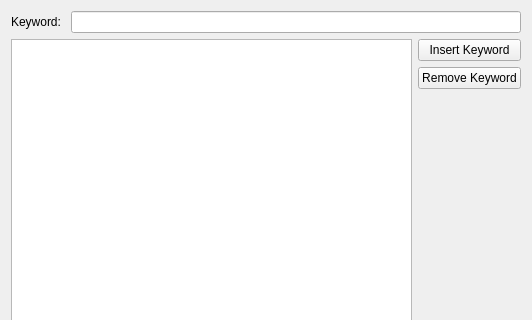
Above: forms/InsertResearchSourceForm/KeywordsPageForm.ui from cduffy-tri/ResearchDatabase before the change; both pictures show x 0 to 532 and y 0 to 320 of the 532 by 478 pixel window. Below: the same form after it.
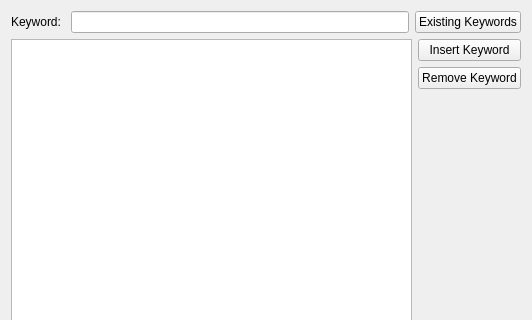
That is the form after the change.

Commit message: Select Existing Keywords Dialog

The edit to the form file:
```diff
--- a/forms/InsertResearchSourceForm/KeywordsPageForm.ui
+++ b/forms/InsertResearchSourceForm/KeywordsPageForm.ui
@@ -15,6 +15,8 @@
   </property>
   <layout class="QVBoxLayout" name="verticalLayout_2">
    <item>
+    <layout class="QHBoxLayout" name="horizontalLayout_3">
+     <item>
     <layout class="QHBoxLayout" name="horizontalLayout">
      <item>
       <widget class="QLabel" name="keywordLabel">
@@ -25,6 +27,15 @@
      </item>
      <item>
       <widget class="QLineEdit" name="keywordLineEdit"/>
+       </item>
+      </layout>
+     </item>
+     <item>
+      <widget class="QPushButton" name="existingKeywordsButton">
+       <property name="text">
+        <string>Existing Keywords</string>
+       </property>
+      </widget>
      </item>
     </layout>
    </item>
```
Lines whose indentation alone changed are shown as unchanged. The commit also changes 6 other files.
